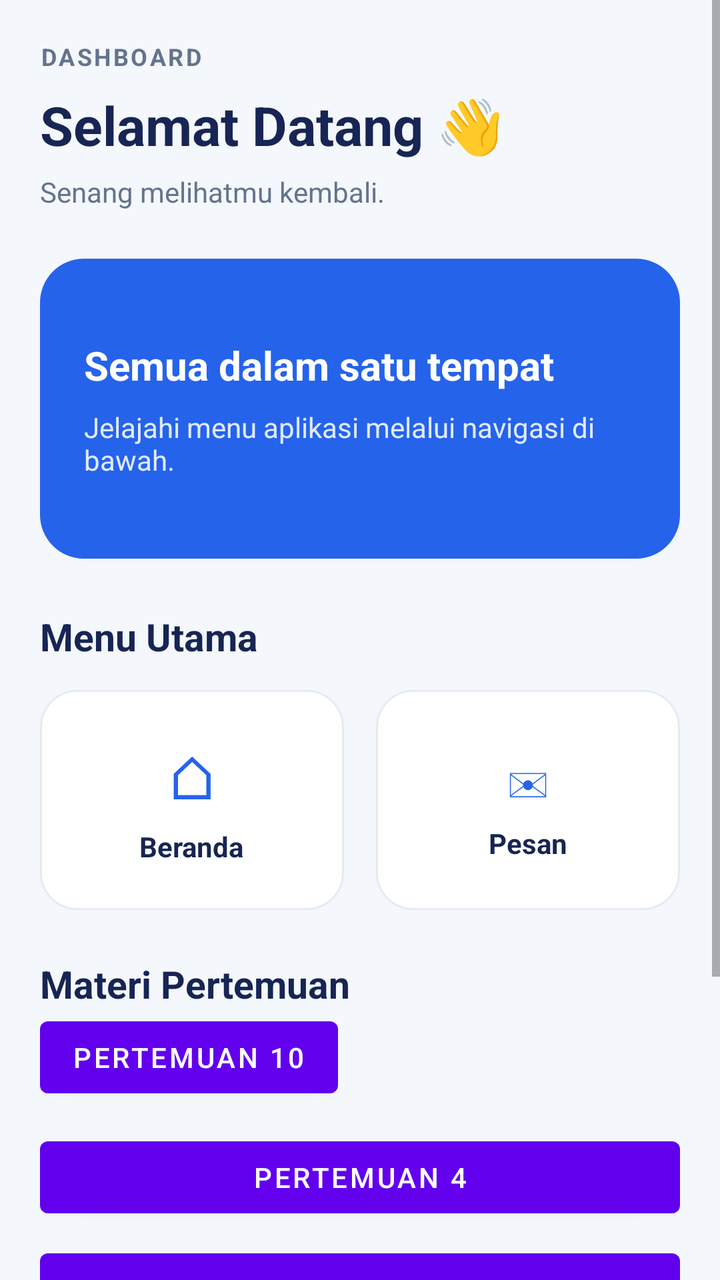
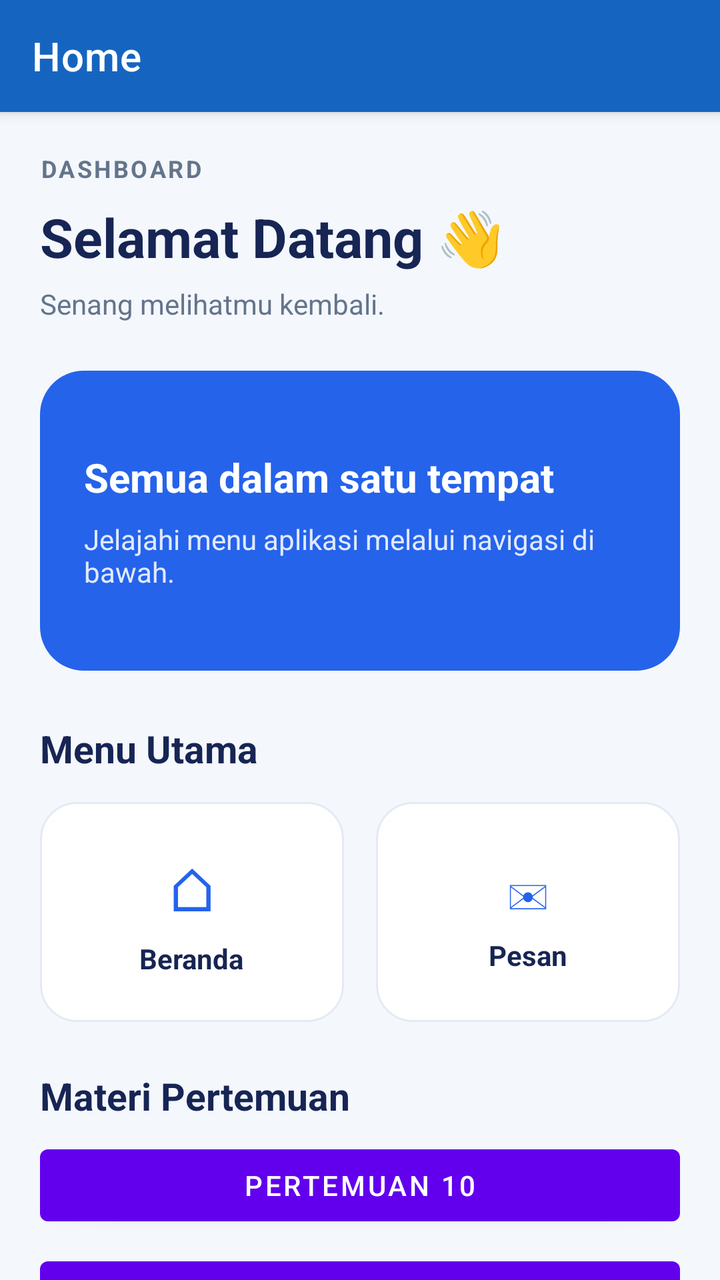

Before-and-after screenshots of an Android layout around one commit, followed by the original layout XML and the change that was made.
<!-- AndroidManifest.xml: application theme Theme.Venus_muzian -->
<!-- res/layout/fragment_home.xml -->
<?xml version="1.0" encoding="utf-8"?>
<ScrollView xmlns:android="http://schemas.android.com/apk/res/android"
    android:layout_width="match_parent"
    android:layout_height="match_parent"
    android:background="#F4F7FC"
    android:fillViewport="true">

    <LinearLayout
        android:layout_width="match_parent"
        android:layout_height="wrap_content"
        android:orientation="vertical"
        android:padding="20dp">

        <TextView
            android:layout_width="wrap_content"
            android:layout_height="wrap_content"
            android:text="DASHBOARD"
            android:textColor="#64748B"
            android:textSize="12sp"
            android:textStyle="bold"
            android:letterSpacing="0.1" />

        <TextView
            android:layout_width="match_parent"
            android:layout_height="wrap_content"
            android:layout_marginTop="8dp"
            android:text="Selamat Datang 👋"
            android:textColor="#172554"
            android:textSize="27sp"
            android:textStyle="bold" />

        <TextView
            android:layout_width="match_parent"
            android:layout_height="wrap_content"
            android:layout_marginTop="6dp"
            android:text="Senang melihatmu kembali."
            android:textColor="#64748B"
            android:textSize="14sp" />

        <LinearLayout
            android:layout_width="match_parent"
            android:layout_height="150dp"
            android:layout_marginTop="24dp"
            android:background="@drawable/bg_home_banner"
            android:gravity="center_vertical"
            android:orientation="vertical"
            android:padding="22dp">

            <TextView
                android:layout_width="wrap_content"
                android:layout_height="wrap_content"
                android:text="Semua dalam satu tempat"
                android:textColor="#FFFFFF"
                android:textSize="20sp"
                android:textStyle="bold" />

            <TextView
                android:layout_width="match_parent"
                android:layout_height="wrap_content"
                android:layout_marginTop="8dp"
                android:text="Jelajahi menu aplikasi melalui navigasi di bawah."
                android:textColor="#E0EAFF"
                android:textSize="14sp" />

        </LinearLayout>

        <TextView
            android:layout_width="match_parent"
            android:layout_height="wrap_content"
            android:layout_marginTop="26dp"
            android:text="Menu Utama"
            android:textColor="#172554"
            android:textSize="19sp"
            android:textStyle="bold" />

        <LinearLayout
            android:layout_width="match_parent"
            android:layout_height="wrap_content"
            android:layout_marginTop="14dp"
            android:orientation="horizontal">

            <LinearLayout
                android:layout_width="0dp"
                android:layout_height="110dp"
                android:layout_weight="1"
                android:layout_marginEnd="8dp"
                android:background="@drawable/bg_home_card"
                android:gravity="center"
                android:orientation="vertical"
                android:padding="12dp">

                <TextView
                    android:layout_width="wrap_content"
                    android:layout_height="wrap_content"
                    android:text="⌂"
                    android:textColor="#2563EB"
                    android:textSize="30sp" />

                <TextView
                    android:layout_width="wrap_content"
                    android:layout_height="wrap_content"
                    android:layout_marginTop="5dp"
                    android:text="Beranda"
                    android:textColor="#172554"
                    android:textStyle="bold"
                    android:textSize="14sp" />

            </LinearLayout>

            <LinearLayout
                android:layout_width="0dp"
                android:layout_height="110dp"
                android:layout_weight="1"
                android:layout_marginStart="8dp"
                android:background="@drawable/bg_home_card"
                android:gravity="center"
                android:orientation="vertical"
                android:padding="12dp">

                <TextView
                    android:layout_width="wrap_content"
                    android:layout_height="wrap_content"
                    android:text="✉"
                    android:textColor="#2563EB"
                    android:textSize="28sp" />

                <TextView
                    android:layout_width="wrap_content"
                    android:layout_height="wrap_content"
                    android:layout_marginTop="5dp"
                    android:text="Pesan"
                    android:textColor="#172554"
                    android:textStyle="bold"
                    android:textSize="14sp" />

            </LinearLayout>

        </LinearLayout>

        <TextView
            android:layout_width="match_parent"
            android:layout_height="wrap_content"
            android:layout_marginTop="24dp"
            android:text="Materi Pertemuan"
            android:textColor="#172554"
            android:textSize="19sp"
            android:textStyle="bold" />

        <Button
            android:id="@+id/btnPertemuan10"
            android:layout_width="wrap_content"
            android:layout_height="wrap_content"
            android:text="Pertemuan 10" />

        <Button
            android:id="@+id/btnToFourth"
            android:layout_width="match_parent"
            android:layout_height="wrap_content"
            android:layout_marginTop="12dp"
            android:text="Pertemuan 4" />

        <Button
            android:id="@+id/btnToFifth"
            android:layout_width="match_parent"
            android:layout_height="wrap_content"
            android:layout_marginTop="8dp"
            android:text="Pertemuan 5" />

        <Button
            android:id="@+id/btnPertemuan6"
            android:layout_width="match_parent"
            android:layout_height="wrap_content"
            android:layout_marginTop="8dp"
            android:text="Pertemuan 6 - Fragment" />

        <Button
            android:id="@+id/btnLogout"
            android:layout_width="match_parent"
            android:layout_height="wrap_content"
            android:layout_marginTop="8dp"
            android:text="Logout" />

        <TextView
            android:id="@+id/tvHome"
            android:layout_width="match_parent"
            android:layout_height="wrap_content"
            android:layout_marginTop="22dp"
            android:gravity="center"
            android:text="Halaman Home"
            android:textColor="#64748B"
            android:textSize="12sp" />

    </LinearLayout>
</ScrollView>
<!-- resources referenced by this layout -->
<resources>
  <!-- drawable bg_home_banner (drawable) -->
  <?xml version="1.0" encoding="utf-8"?>
  <shape xmlns:android="http://schemas.android.com/apk/res/android">
      <solid android:color="#2563EB" />
      <corners android:radius="22dp" />
  </shape>
  <!-- drawable bg_home_card (drawable) -->
  <?xml version="1.0" encoding="utf-8"?>
  <shape xmlns:android="http://schemas.android.com/apk/res/android">
      <solid android:color="#FFFFFF" />
      <corners android:radius="18dp" />
      <stroke
          android:width="1dp"
          android:color="#E5EAF3" />
  </shape>
  <style name="Theme.Venus_muzian" parent="Theme.MaterialComponents.DayNight.NoActionBar" />
</resources>

<!-- the commit's change to res/layout/fragment_home.xml (unified diff, before → after) -->
@@ -1,194 +1,279 @@
 <?xml version="1.0" encoding="utf-8"?>
-<ScrollView xmlns:android="http://schemas.android.com/apk/res/android"
+<androidx.coordinatorlayout.widget.CoordinatorLayout xmlns:android="http://schemas.android.com/apk/res/android"
+    xmlns:app="http://schemas.android.com/apk/res-auto"
     android:layout_width="match_parent"
     android:layout_height="match_parent"
-    android:background="#F4F7FC"
-    android:fillViewport="true">
-
-    <LinearLayout
+    android:background="#F4F7FC">
+
+    <com.google.android.material.appbar.AppBarLayout
+        android:id="@+id/appBarLayout"
         android:layout_width="match_parent"
         android:layout_height="wrap_content"
-        android:orientation="vertical"
-        android:padding="20dp">
-
-        <TextView
-            android:layout_width="wrap_content"
-            android:layout_height="wrap_content"
-            android:text="DASHBOARD"
-            android:textColor="#64748B"
-            android:textSize="12sp"
-            android:textStyle="bold"
-            android:letterSpacing="0.1" />
-
-        <TextView
+        android:theme="@style/ThemeOverlay.AppCompat.Dark.ActionBar">
+
+        <androidx.appcompat.widget.Toolbar
+            android:id="@+id/toolbar"
+            android:layout_width="match_parent"
+            android:layout_height="?attr/actionBarSize"
+            android:background="#1565C0"
+            app:title="Home"
+            app:titleTextColor="@android:color/white" />
+
+    </com.google.android.material.appbar.AppBarLayout>
+
+    <androidx.core.widget.NestedScrollView
+        android:layout_width="match_parent"
+        android:layout_height="match_parent"
+        android:fillViewport="true"
+        app:layout_behavior="@string/appbar_scrolling_view_behavior">
+
+        <androidx.constraintlayout.widget.ConstraintLayout
             android:layout_width="match_parent"
             android:layout_height="wrap_content"
-            android:layout_marginTop="8dp"
-            android:text="Selamat Datang 👋"
-            android:textColor="#172554"
-            android:textSize="27sp"
-            android:textStyle="bold" />
-
-        <TextView
-            android:layout_width="match_parent"
-            android:layout_height="wrap_content"
-            android:layout_marginTop="6dp"
-            android:text="Senang melihatmu kembali."
-            android:textColor="#64748B"
-            android:textSize="14sp" />
-
-        <LinearLayout
-            android:layout_width="match_parent"
-            android:layout_height="150dp"
-            android:layout_marginTop="24dp"
-            android:background="@drawable/bg_home_banner"
-            android:gravity="center_vertical"
-            android:orientation="vertical"
-            android:padding="22dp">
-
-            <TextView
+            android:padding="20dp">
+
+            <TextView
+                android:id="@+id/tvDashboard"
                 android:layout_width="wrap_content"
                 android:layout_height="wrap_content"
-                android:text="Semua dalam satu tempat"
-                android:textColor="#FFFFFF"
-                android:textSize="20sp"
-                android:textStyle="bold" />
-
-            <TextView
-                android:layout_width="match_parent"
-                android:layout_height="wrap_content"
-                android:layout_marginTop="8dp"
-                android:text="Jelajahi menu aplikasi melalui navigasi di bawah."
-                android:textColor="#E0EAFF"
-                android:textSize="14sp" />
-
-        </LinearLayout>
-
-        <TextView
-            android:layout_width="match_parent"
-            android:layout_height="wrap_content"
-            android:layout_marginTop="26dp"
-            android:text="Menu Utama"
-            android:textColor="#172554"
-            android:textSize="19sp"
-            android:textStyle="bold" />
-
-        <LinearLayout
-            android:layout_width="match_parent"
-            android:layout_height="wrap_content"
-            android:layout_marginTop="14dp"
-            android:orientation="horizontal">
+                android:text="DASHBOARD"
+                android:textColor="#64748B"
+                android:textSize="12sp"
+                android:textStyle="bold"
+                android:letterSpacing="0.1"
+                app:layout_constraintTop_toTopOf="parent"
+                app:layout_constraintStart_toStartOf="parent" />
+
+            <TextView
+                android:id="@+id/tvWelcome"
+                android:layout_width="match_parent"
+                android:layout_height="wrap_content"
+                android:layout_marginTop="8dp"
+                android:text="Selamat Datang 👋"
+                android:textColor="#172554"
+                android:textSize="27sp"
+                android:textStyle="bold"
+                app:layout_constraintTop_toBottomOf="@id/tvDashboard"
+                app:layout_constraintStart_toStartOf="parent" />
+
+            <TextView
+                android:id="@+id/tvSubWelcome"
+                android:layout_width="match_parent"
+                android:layout_height="wrap_content"
+                android:layout_marginTop="6dp"
+                android:text="Senang melihatmu kembali."
+                android:textColor="#64748B"
+                android:textSize="14sp"
+                app:layout_constraintTop_toBottomOf="@id/tvWelcome"
+                app:layout_constraintStart_toStartOf="parent" />
 
             <LinearLayout
-                android:layout_width="0dp"
-                android:layout_height="110dp"
-                android:layout_weight="1"
-                android:layout_marginEnd="8dp"
-                android:background="@drawable/bg_home_card"
-                android:gravity="center"
+                android:id="@+id/bannerLayout"
+                android:layout_width="match_parent"
+                android:layout_height="150dp"
+                android:layout_marginTop="24dp"
+                android:background="@drawable/bg_home_banner"
+                android:gravity="center_vertical"
                 android:orientation="vertical"
-                android:padding="12dp">
+                android:padding="22dp"
+                app:layout_constraintTop_toBottomOf="@id/tvSubWelcome">
 
                 <TextView
                     android:layout_width="wrap_content"
                     android:layout_height="wrap_content"
-                    android:text="⌂"
-                    android:textColor="#2563EB"
-                    android:textSize="30sp" />
+                    android:text="Semua dalam satu tempat"
+                    android:textColor="#FFFFFF"
+                    android:textSize="20sp"
+                    android:textStyle="bold" />
 
                 <TextView
-                    android:layout_width="wrap_content"
+                    android:layout_width="match_parent"
                     android:layout_height="wrap_content"
-                    android:layout_marginTop="5dp"
-                    android:text="Beranda"
-                    android:textColor="#172554"
-                    android:textStyle="bold"
+                    android:layout_marginTop="8dp"
+                    android:text="Jelajahi menu aplikasi melalui navigasi di bawah."
+                    android:textColor="#E0EAFF"
                     android:textSize="14sp" />
 
             </LinearLayout>
 
+            <TextView
+                android:id="@+id/tvMenuUtama"
+                android:layout_width="match_parent"
+                android:layout_height="wrap_content"
+                android:layout_marginTop="26dp"
+                android:text="Menu Utama"
+                android:textColor="#172554"
+                android:textSize="19sp"
+                android:textStyle="bold"
+                app:layout_constraintTop_toBottomOf="@id/bannerLayout" />
+
             <LinearLayout
-                android:layout_width="0dp"
-                android:layout_height="110dp"
-                android:layout_weight="1"
-                android:layout_marginStart="8dp"
-                android:background="@drawable/bg_home_card"
+                android:id="@+id/menuLayout"
+                android:layout_width="match_parent"
+                android:layout_height="wrap_content"
+                android:layout_marginTop="14dp"
+                android:orientation="horizontal"
+                app:layout_constraintTop_toBottomOf="@id/tvMenuUtama">
+
+                <LinearLayout
+                    android:layout_width="0dp"
+                    android:layout_height="110dp"
+                    android:layout_weight="1"
+                    android:layout_marginEnd="8dp"
+                    android:background="@drawable/bg_home_card"
+                    android:gravity="center"
+                    android:orientation="vertical"
+                    android:padding="12dp">
+
+                    <TextView
+                        android:layout_width="wrap_content"
+                        android:layout_height="wrap_content"
+                        android:text="⌂"
+                        android:textColor="#2563EB"
+                        android:textSize="30sp" />
+
+                    <TextView
+                        android:layout_width="wrap_content"
+                        android:layout_height="wrap_content"
+                        android:layout_marginTop="5dp"
+                        android:text="Beranda"
+                        android:textColor="#172554"
+                        android:textStyle="bold"
+                        android:textSize="14sp" />
+
+                </LinearLayout>
+
+                <LinearLayout
+                    android:layout_width="0dp"
+                    android:layout_height="110dp"
+                    android:layout_weight="1"
+                    android:layout_marginStart="8dp"
+                    android:background="@drawable/bg_home_card"
+                    android:gravity="center"
+                    android:orientation="vertical"
+                    android:padding="12dp">
+
+                    <TextView
+                        android:layout_width="wrap_content"
+                        android:layout_height="wrap_content"
+                        android:text="✉"
+                        android:textColor="#2563EB"
+                        android:textSize="28sp" />
+
+                    <TextView
+                        android:layout_width="wrap_content"
+                        android:layout_height="wrap_content"
+                        android:layout_marginTop="5dp"
+                        android:text="Pesan"
+                        android:textColor="#172554"
+                        android:textStyle="bold"
+                        android:textSize="14sp" />
+
+                </LinearLayout>
+
+            </LinearLayout>
+
+            <TextView
+                android:id="@+id/tvMateri"
+                android:layout_width="match_parent"
+                android:layout_height="wrap_content"
+                android:layout_marginTop="24dp"
+                android:text="Materi Pertemuan"
+                android:textColor="#172554"
+                android:textSize="19sp"
+                android:textStyle="bold"
+                app:layout_constraintTop_toBottomOf="@id/menuLayout" />
+
+            <Button
+                android:id="@+id/btnPertemuan10"
+                android:layout_width="match_parent"
+                android:layout_height="wrap_content"
+                android:layout_marginTop="8dp"
+                android:text="Pertemuan 10"
+                app:layout_constraintTop_toBottomOf="@id/tvMateri" />
+
+            <Button
+                android:id="@+id/btnToFourth"
+                android:layout_width="match_parent"
+                android:layout_height="wrap_content"
+                android:layout_marginTop="8dp"
+                android:text="Pertemuan 4"
+                app:layout_constraintTop_toBottomOf="@id/btnPertemuan10" />
+
+            <Button
+                android:id="@+id/btnToFifth"
+                android:layout_width="match_parent"
+                android:layout_height="wrap_content"
+                android:layout_marginTop="8dp"
+                android:text="Pertemuan 5"
+                app:layout_constraintTop_toBottomOf="@id/btnToFourth" />
+
+            <Button
+                android:id="@+id/btnPertemuan6"
+                android:layout_width="match_parent"
+                android:layout_height="wrap_content"
+                android:layout_marginTop="8dp"
+                android:text="Pertemuan 6 - Fragment"
+                app:layout_constraintTop_toBottomOf="@id/btnToFifth" />
+
+            <Button
+                android:id="@+id/btnLogout"
+                android:layout_width="match_parent"
+                android:layout_height="wrap_content"
+                android:layout_marginTop="8dp"
+                android:text="Logout"
+                app:layout_constraintTop_toBottomOf="@id/btnPertemuan6" />
+
+            
+            <TextView
+                android:id="@+id/tvCatFact"
+                android:layout_width="match_parent"
+                android:layout_height="wrap_content"
+                android:layout_marginTop="24dp"
                 android:gravity="center"
-                android:orientation="vertical"
-                android:padding="12dp">
-
-                <TextView
-                    android:layout_width="wrap_content"
-                    android:layout_height="wrap_content"
-                    android:text="✉"
-                    android:textColor="#2563EB"
-                    android:textSize="28sp" />
-
-                <TextView
-                    android:layout_width="wrap_content"
-                    android:layout_height="wrap_content"
-                    android:layout_marginTop="5dp"
-                    android:text="Pesan"
-                    android:textColor="#172554"
-                    android:textStyle="bold"
-                    android:textSize="14sp" />
-
-            </LinearLayout>
-
-        </LinearLayout>
-
-        <TextView
-            android:layout_width="match_parent"
-            android:layout_height="wrap_content"
-            android:layout_marginTop="24dp"
-            android:text="Materi Pertemuan"
-            android:textColor="#172554"
-            android:textSize="19sp"
-            android:textStyle="bold" />
-
-        <Button
-            android:id="@+id/btnPertemuan10"
-            android:layout_width="wrap_content"
-            android:layout_height="wrap_content"
-            android:text="Pertemuan 10" />
-
-        <Button
-            android:id="@+id/btnToFourth"
-            android:layout_width="match_parent"
-            android:layout_height="wrap_content"
-            android:layout_marginTop="12dp"
-            android:text="Pertemuan 4" />
-
-        <Button
-            android:id="@+id/btnToFifth"
-            android:layout_width="match_parent"
-            android:layout_height="wrap_content"
-            android:layout_marginTop="8dp"
-            android:text="Pertemuan 5" />
-
-        <Button
-            android:id="@+id/btnPertemuan6"
-            android:layout_width="match_parent"
-            android:layout_height="wrap_content"
-            android:layout_marginTop="8dp"
-            android:text="Pertemuan 6 - Fragment" />
-
-        <Button
-            android:id="@+id/btnLogout"
-            android:layout_width="match_parent"
-            android:layout_height="wrap_content"
-            android:layout_marginTop="8dp"
-            android:text="Logout" />
-
-        <TextView
-            android:id="@+id/tvHome"
-            android:layout_width="match_parent"
-            android:layout_height="wrap_content"
-            android:layout_marginTop="22dp"
-            android:gravity="center"
-            android:text="Halaman Home"
-            android:textColor="#64748B"
-            android:textSize="12sp" />
-
-    </LinearLayout>
-</ScrollView>
+                android:text="Loading cat fact..."
+                android:textAlignment="center"
+                android:textSize="16sp"
+                app:layout_constraintTop_toBottomOf="@id/btnLogout"
+                app:layout_constraintStart_toStartOf="parent"
+                app:layout_constraintEnd_toEndOf="parent" />
+
+            <Button
+                android:id="@+id/btnRefresh"
+                android:layout_width="wrap_content"
+                android:layout_height="wrap_content"
+                android:layout_marginTop="12dp"
+                android:text="Refresh"
+                app:layout_constraintTop_toBottomOf="@+id/tvCatFact"
+                app:layout_constraintStart_toStartOf="parent"
+                app:layout_constraintEnd_toEndOf="parent" />
+
+            
+            <androidx.recyclerview.widget.RecyclerView
+                android:id="@+id/rvGallery"
+                android:layout_width="match_parent"
+                android:layout_height="wrap_content"
+                android:layout_marginTop="16dp"
+                android:padding="8dp"
+                app:layout_constraintTop_toBottomOf="@+id/btnRefresh"
+                app:layout_constraintStart_toStartOf="parent"
+                app:layout_constraintEnd_toEndOf="parent" />
+
+            <TextView
+                android:id="@+id/tvHome"
+                android:layout_width="match_parent"
+                android:layout_height="wrap_content"
+                android:layout_marginTop="22dp"
+                android:gravity="center"
+                android:text="Halaman Home"
+                android:textColor="#64748B"
+                android:textSize="12sp"
+                app:layout_constraintTop_toBottomOf="@+id/rvGallery"
+                app:layout_constraintStart_toStartOf="parent"
+                app:layout_constraintEnd_toEndOf="parent" />
+
+        </androidx.constraintlayout.widget.ConstraintLayout>
+
+    </androidx.core.widget.NestedScrollView>
+
+</androidx.coordinatorlayout.widget.CoordinatorLayout>
